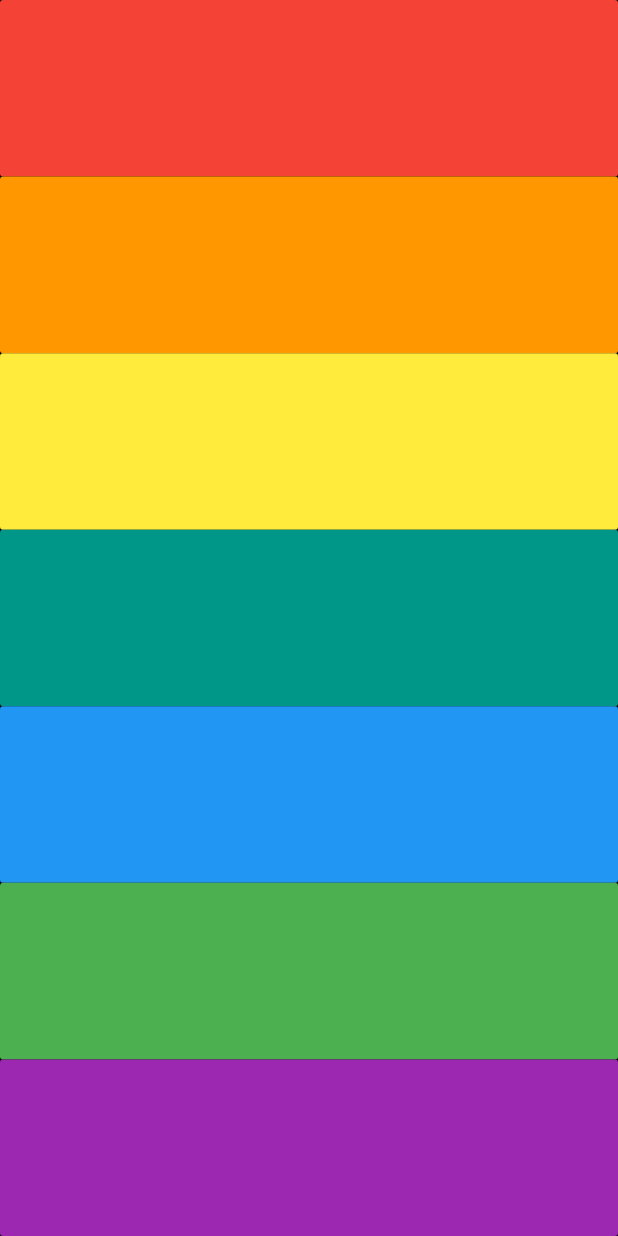
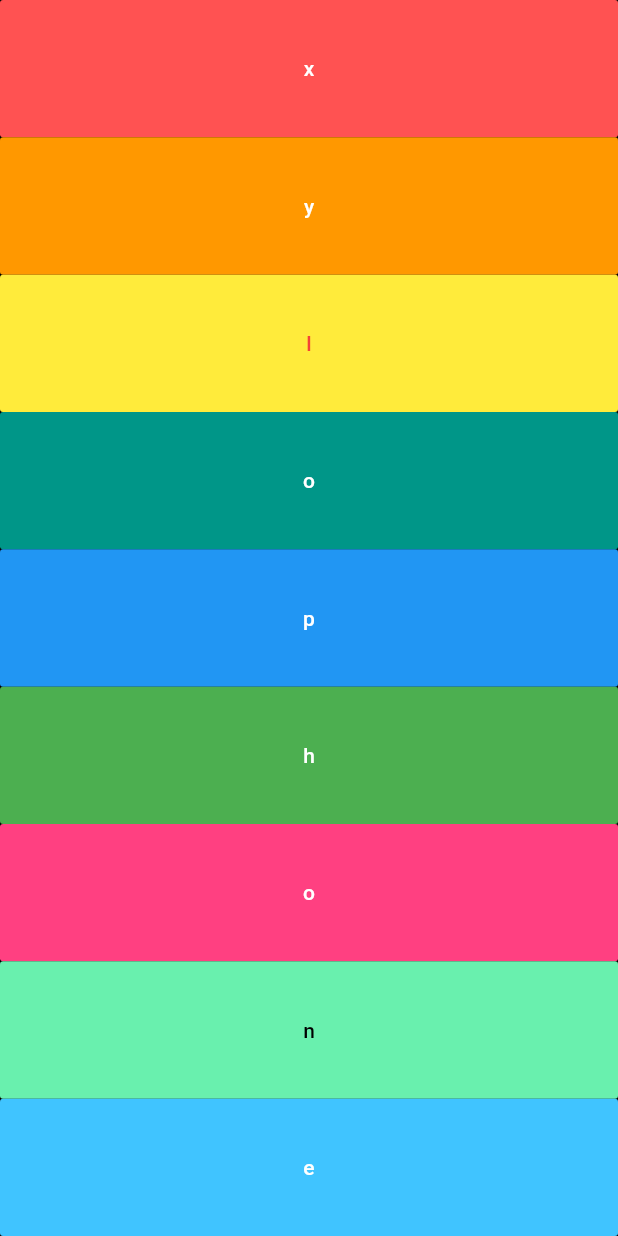
Before and after one commit to im-adarsh/flutter_xylophone, a Flutter app: the screen it shows after launch, on a phone screen of 412 x 824 dp. Run offline on Flutter 3.47's test engine with Material 2 defaults, Android fonts, the phone set to English and light mode, and no system bars; our stand-ins replace audioplayers.

Commit message:
adding docs

```diff
--- a/lib/screens/home_screen.dart
+++ b/lib/screens/home_screen.dart
@@ -16,13 +16,15 @@ class HomeScreen extends StatelessWidget {
             crossAxisAlignment: CrossAxisAlignment.stretch,
             mainAxisAlignment: MainAxisAlignment.start,
             children: <Widget>[
-               XylophoneKey(audioAssetsPath: "note1.wav", bgColor: Colors.red,),
-               XylophoneKey(audioAssetsPath: "note2.wav", bgColor: Colors.orange,),
-               XylophoneKey(audioAssetsPath: "note3.wav", bgColor: Colors.yellow,),
-               XylophoneKey(audioAssetsPath: "note4.wav", bgColor: Colors.teal,),
-               XylophoneKey(audioAssetsPath: "note5.wav", bgColor: Colors.blue,),
-               XylophoneKey(audioAssetsPath: "note6.wav", bgColor: Colors.green,),
-               XylophoneKey(audioAssetsPath: "note7.wav", bgColor: Colors.purple,),
+               XylophoneKey(audioAssetsPath: "note1.wav", bgColor: Colors.redAccent, textColor: Colors.white, text: "x",),
+               XylophoneKey(audioAssetsPath: "note2.wav", bgColor: Colors.orange,textColor: Colors.white, text: "y",),
+               XylophoneKey(audioAssetsPath: "note3.wav", bgColor: Colors.yellow,textColor: Colors.red, text: "l",),
+               XylophoneKey(audioAssetsPath: "note4.wav", bgColor: Colors.teal,textColor: Colors.white, text: "o",),
+               XylophoneKey(audioAssetsPath: "note5.wav", bgColor: Colors.blue,textColor: Colors.white, text: "p",),
+               XylophoneKey(audioAssetsPath: "note6.wav", bgColor: Colors.green,textColor: Colors.white, text: "h",),
+               XylophoneKey(audioAssetsPath: "note7.wav", bgColor: Colors.pinkAccent,textColor: Colors.white, text: "o",),
+               XylophoneKey(audioAssetsPath: "note1.wav", bgColor: Colors.greenAccent,textColor: Colors.black, text: "n",),
+               XylophoneKey(audioAssetsPath: "note4.wav", bgColor: Colors.lightBlueAccent,textColor: Colors.white, text: "e",),
             ],
           ),
         ),
```
Also changed, not shown: docs/xylophone.png (added), 1 other file.
